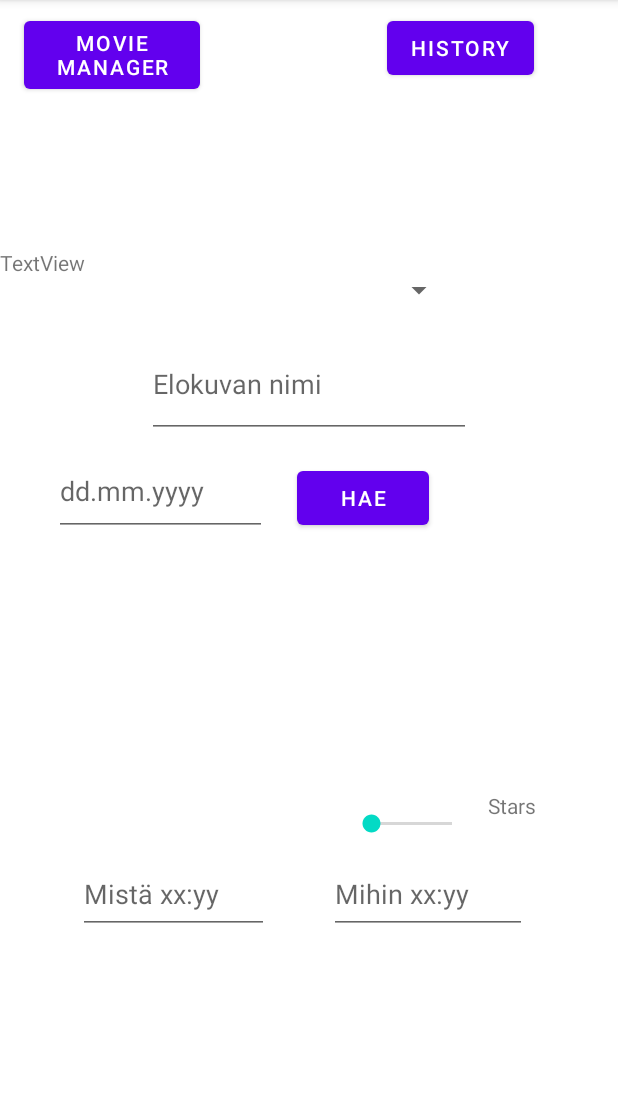
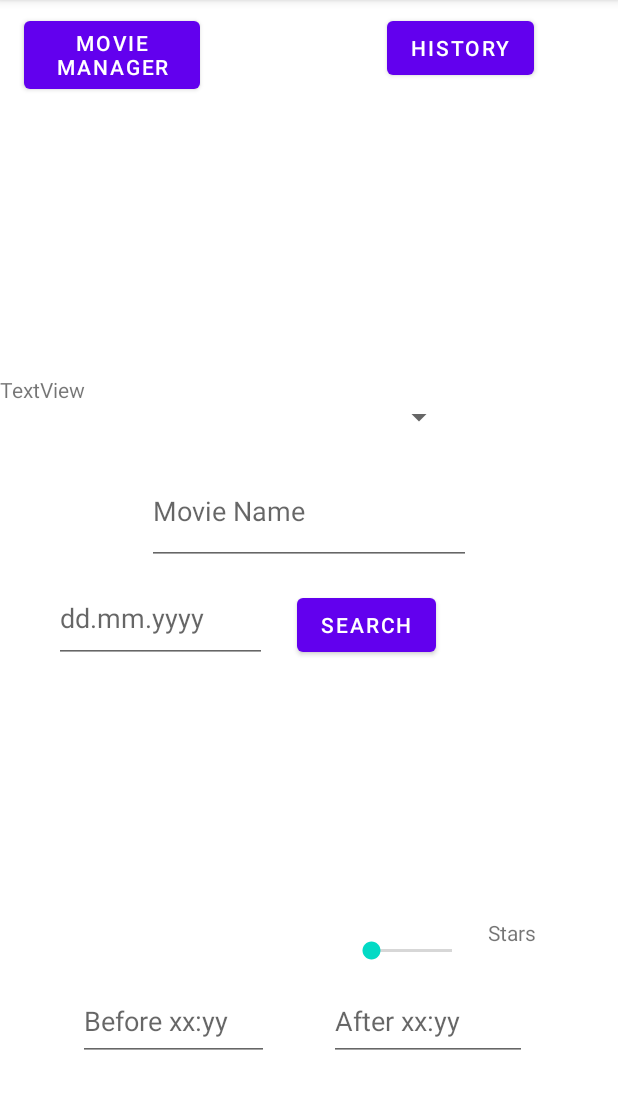
Before and after one commit to DeveloperLauri/FinnkinoApp, an Android app: the MainActivity2 screen opened directly, with no data from a screen before it, after a tap on "MOVIE MANAGER", on a phone screen of 412 x 824 dp, the part 84-1193 px from its top. Run offline under Robolectric (Android 15) with nearby library versions, the phone set to English and light mode, and no system bars; 1 statement that could not run was skipped.

Commit message:
Some bugs fixed related to xml-file initialization. Changing languages functionality implemented.

```diff
--- a/app/src/main/java/com/oliot5/finnkino/Fragment_register.java
+++ b/app/src/main/java/com/oliot5/finnkino/Fragment_register.java
@@ -117,7 +117,7 @@ public class Fragment_register extends Fragment {
                     } catch (IOException e) {
                         e.printStackTrace();
                         string = "<?xml version=\"1.0\" encoding=\"UTF-8\" standalone=\"yes\"?>\n" +
-                                "<UsersInformation>\n" +
+                                "<UserInformation>\n" +
                                 "</UserInformation>";
                     }
 
--- a/app/src/main/res/layout/activity_main2.xml
+++ b/app/src/main/res/layout/activity_main2.xml
@@ -9,8 +9,8 @@
     <FrameLayout
         android:id="@+id/fragmentwindow"
         android:layout_width="413dp"
-        android:layout_height="597dp"
-        android:layout_marginTop="150dp"
+        android:layout_height="500dp"
+        android:layout_marginTop="200dp"
         app:layout_constraintBottom_toBottomOf="parent"
         app:layout_constraintEnd_toEndOf="parent"
         app:layout_constraintStart_toStartOf="parent"
@@ -25,7 +25,7 @@
         android:layout_height="57dp"
         android:layout_marginStart="16dp"
         android:layout_marginTop="8dp"
-        android:text="Movie Manager"
+        android:text="@string/movieManager"
         app:layout_constraintStart_toStartOf="parent"
         app:layout_constraintTop_toTopOf="parent" />
 
@@ -35,7 +35,7 @@
         android:layout_height="wrap_content"
         android:layout_marginTop="8dp"
         android:layout_marginEnd="56dp"
-        android:text="History"
+        android:text="@string/history"
         app:layout_constraintEnd_toEndOf="parent"
         app:layout_constraintTop_toTopOf="parent" />
 </androidx.constraintlayout.widget.ConstraintLayout>
--- a/app/src/main/res/layout/fr_headwindow.xml
+++ b/app/src/main/res/layout/fr_headwindow.xml
@@ -40,7 +40,7 @@
             android:layout_marginStart="52dp"
             android:layout_marginTop="212dp"
             android:ems="10"
-            android:hint="Mistä xx:yy"
+            android:hint="@string/before"
             android:inputType="time"
             app:layout_constraintStart_toStartOf="parent"
             app:layout_constraintTop_toBottomOf="@+id/editTextDate" />
@@ -51,7 +51,7 @@
             android:layout_height="72dp"
             android:layout_marginTop="4dp"
             android:ems="10"
-            android:hint="Elokuvan nimi"
+            android:hint="@string/movieName"
             android:inputType="textPersonName"
             app:layout_constraintEnd_toEndOf="parent"
             app:layout_constraintHorizontal_bias="0.497"
@@ -85,7 +85,7 @@
             android:layout_marginStart="40dp"
             android:layout_marginTop="212dp"
             android:ems="10"
-            android:hint="Mihin xx:yy"
+            android:hint="@string/after"
             android:inputType="time"
             app:layout_constraintStart_toEndOf="@+id/editTextTime"
             app:layout_constraintTop_toBottomOf="@+id/editTextDate" />
@@ -97,7 +97,7 @@
             android:layout_marginStart="20dp"
 
             android:layout_marginTop="16dp"
-            android:text="Hae"
+            android:text="@string/search"
             app:layout_constraintStart_toEndOf="@+id/editTextDate"
             app:layout_constraintTop_toBottomOf="@+id/editTextMovie" />
 
@@ -116,7 +116,7 @@
             android:layout_height="34dp"
             android:layout_marginEnd="16dp"
             android:layout_marginBottom="8dp"
-            android:text="Stars"
+            android:text="@string/stars"
             app:layout_constraintBottom_toTopOf="@+id/editTextTime2"
             app:layout_constraintEnd_toEndOf="parent"
             app:layout_constraintHorizontal_bias="1.0"
--- a/app/src/main/res/values/strings.xml
+++ b/app/src/main/res/values/strings.xml
@@ -1,3 +1,19 @@
 <resources>
+    <!-- to support also English language -->
     <string name="app_name">Finnkino</string>
+
+    <string name="change">Change</string>
+    <string name="login">Login</string>
+    <string name="register">Register</string>
+    <string name="history">History</string>
+    <string name="search">Search</string>
+    <string name="changeLang">Change Language</string>
+    <string name="movieManager">Movie Manager</string>
+    <string name="stars">Stars</string>
+    <string name="before">Before xx:yy</string>
+    <string name="after">After xx:yy</string>
+    <string name="movieName">Movie Name</string>
+    <string name="username">Username</string>
+    <string name="password">Password</string>
+    <string name="passwordAgain">Password again</string>
 </resources>
```
Also changed, not shown: app/src/main/java/com/oliot5/finnkino/Fragment_login.java (+68 -4 lines), app/src/main/java/com/oliot5/finnkino/MainActivity.java (+69 -4 lines), app/src/main/res/layout/activity_main.xml (+13 -3 lines), app/src/main/res/layout/fr_history.xml (+6 -3 lines), app/src/main/res/layout/fr_loginwindow.xml (+4 -3 lines), app/src/main/res/layout/fr_registerwindow.xml (+4 -4 lines), 2 other files.
